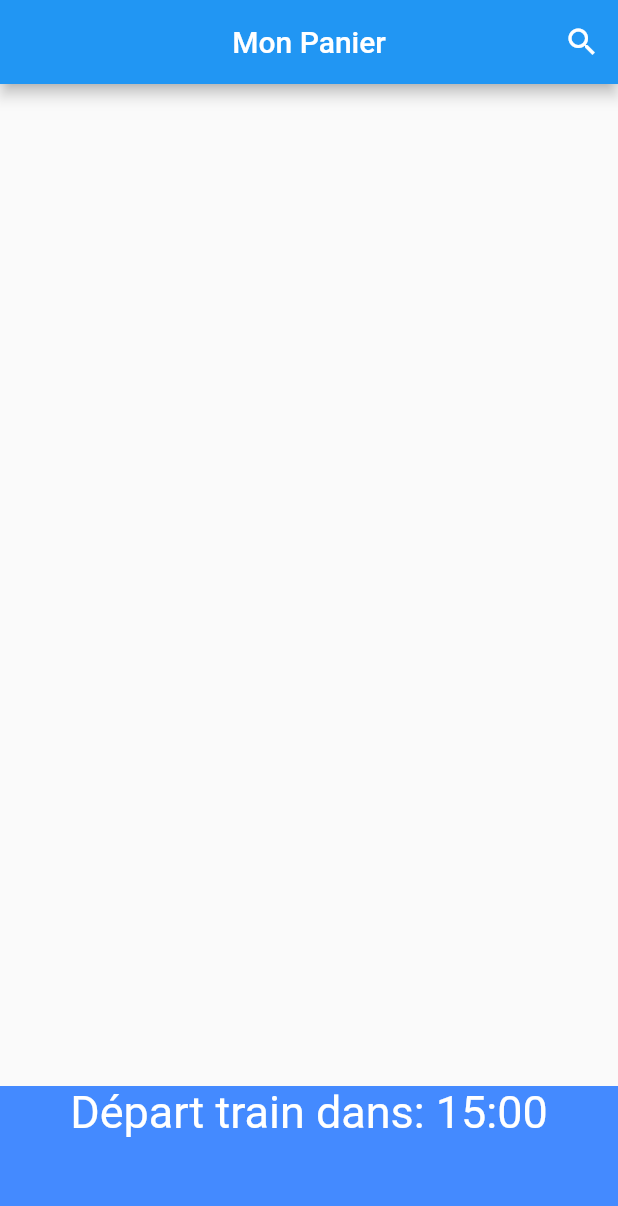
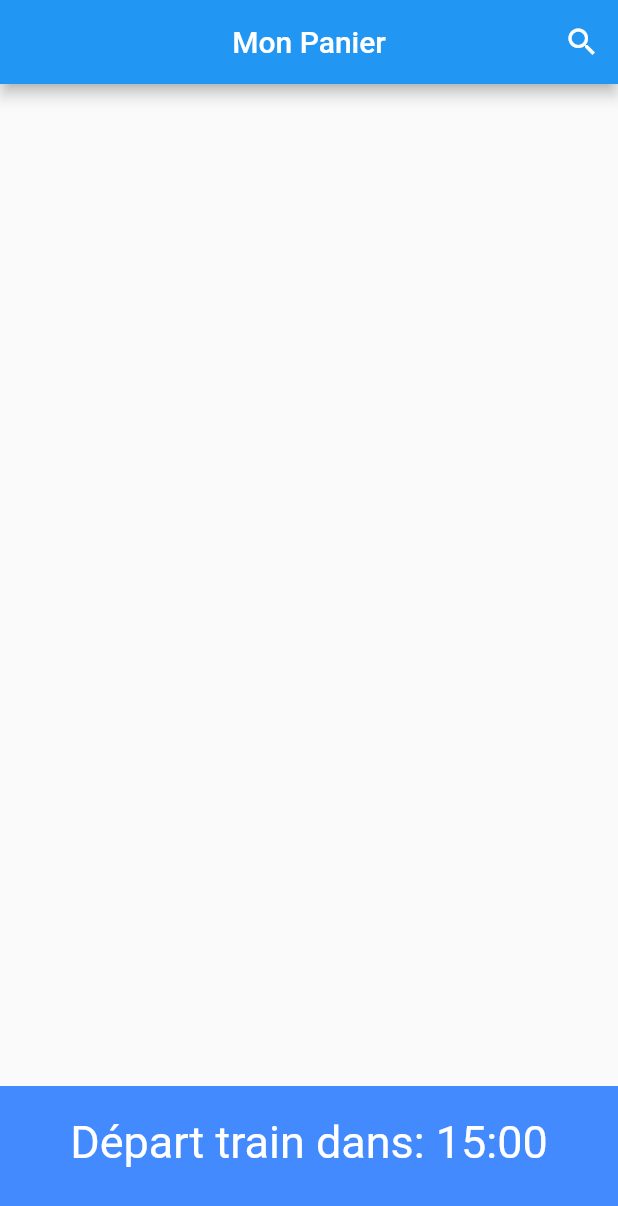
Before and after one commit to ptiLouis/pa8_application, a Flutter app: the screen it shows after launch, after a tap on the "search" icon, on a phone screen of 412 x 824 dp. Shown: the top 1206 px of the screen. Run offline on Flutter 3.47's test engine with Material 2 defaults, Android fonts, the phone set to English and light mode, and no system bars.

Commit message:
modified template bar

```diff
--- a/lib/ViewTemplate.dart
+++ b/lib/ViewTemplate.dart
@@ -7,12 +7,20 @@ class ViewTemplate extends StatelessWidget {
     return Scaffold(
         appBar: AppBar(
             centerTitle: true,
-            title: Text("Mon Panier"),
+            title: GestureDetector(
+                onTap: () {
+                  print("Click on 'panier'");
+                  // here we should redirect to basket (panier) page
+                },
+                child: Text("Mon Panier")),
             actions: <Widget>[
               // action button
               IconButton(
                 icon: Icon(Icons.search),
-                onPressed: () {},
+                onPressed: () {
+                  print("Click on 'search'");
+                  // here we should redirect to search page
+                },
               ),
             ]),
         body: Stack(
@@ -31,10 +39,19 @@ class ViewTemplate extends StatelessWidget {
                 width: MediaQuery.of(context).size.width,
                 height: 100,
                 color: Colors.blueAccent,
-                child: Text(
-                  "Départ train dans: 15:00",
-                textAlign: TextAlign.center,
-                style: TextStyle(color: Colors.white, fontSize: 30),
+                child: GestureDetector(
+                  onTap: () {
+                    print(
+                        "here we should ask if the visitor want to close the session");
+                  },
+                  child: Padding(
+                    padding: EdgeInsets.only(top: 20),
+                    child: Text(
+                      "Départ train dans: 15:00",
+                      textAlign: TextAlign.center,
+                      style: TextStyle(color: Colors.white, fontSize: 30),
+                    ),
+                  ),
                 ),
               ),
             )
```
